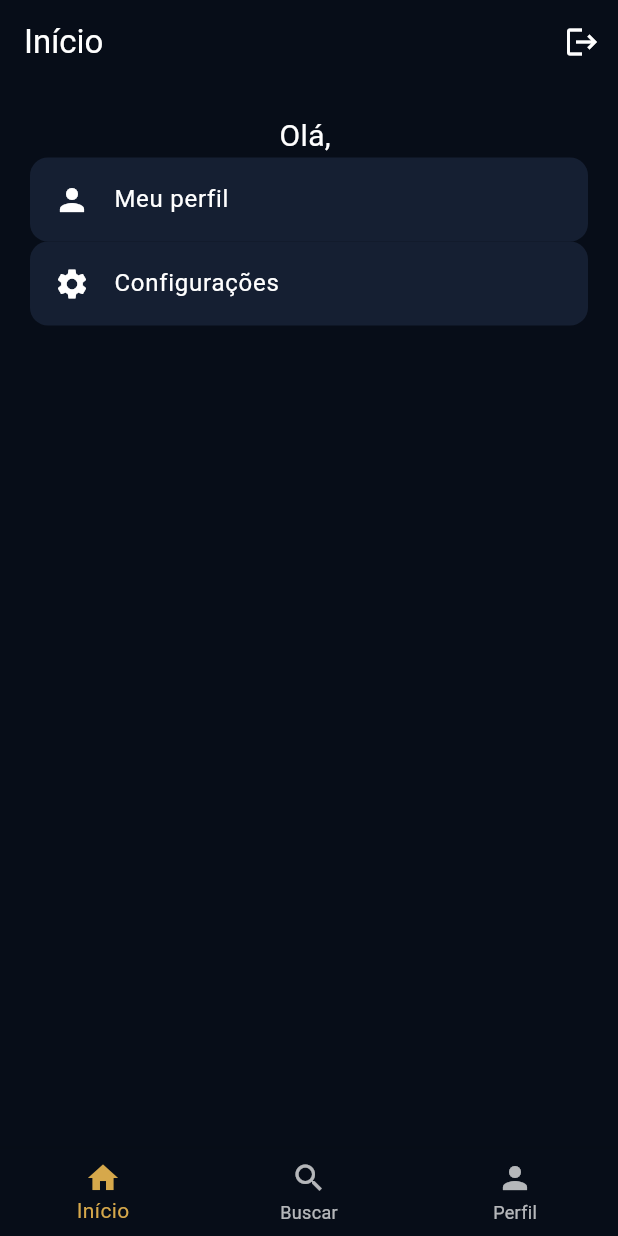
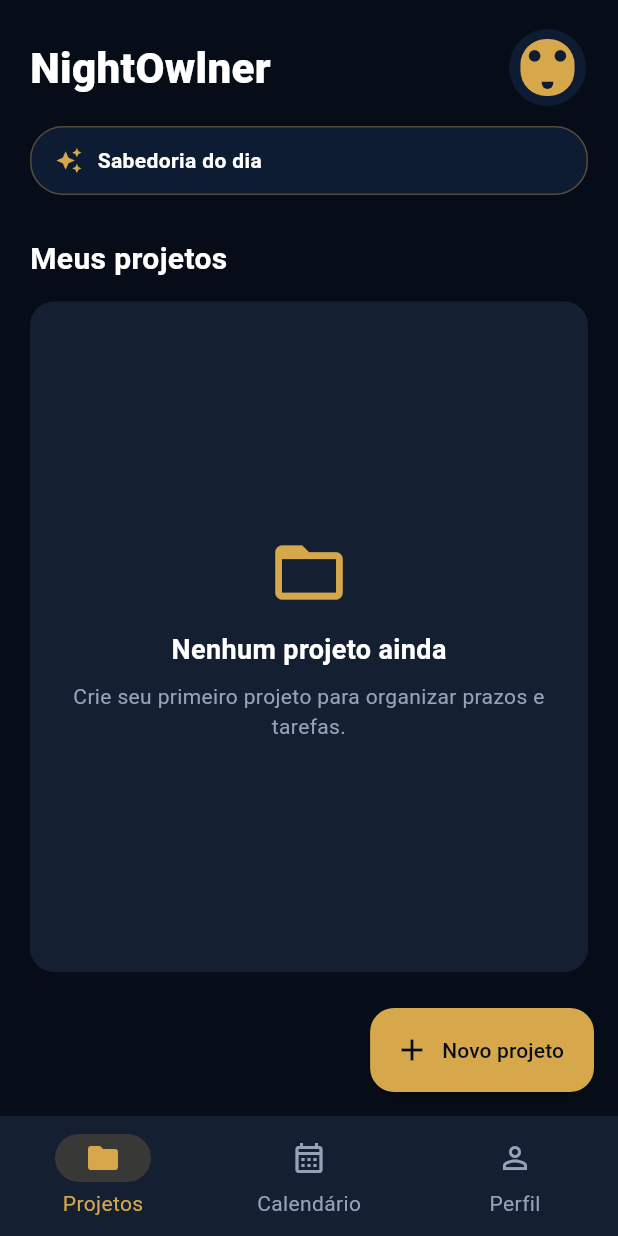
Before and after one commit to Giulia1955/Gerenciador_de_Projetos, a Flutter app: the screen it shows once a user with an empty profile is signed in, on a phone screen of 412 x 824 dp. Run offline on Flutter 3.47's test engine with Material 3 defaults, Android fonts, the phone set to English and light mode, and no system bars; our stand-ins replace firebase_auth, firebase_core, lottie; accounts and stored records are empty.

Commit message:
feat: add NightOwlner dashboard shell

```diff
--- a/lib/view/auth_page.dart
+++ b/lib/view/auth_page.dart
@@ -1,6 +1,6 @@
 import 'package:firebase_auth/firebase_auth.dart';
 import 'package:flutter/material.dart';
-import 'home_page.dart';
+import 'dashboard_shell.dart';
 import 'login_page.dart';
 
 class AuthPage extends StatelessWidget {
@@ -11,7 +11,7 @@ class AuthPage extends StatelessWidget {
       body: StreamBuilder<User?>(
         stream: FirebaseAuth.instance.authStateChanges(),
         builder: (context, snapshot) {
-          if (snapshot.hasData) return const HomePage();
+          if (snapshot.hasData) return const DashboardShell();
           return const LoginPage();
         },
       ),
--- /dev/null
+++ b/lib/view/dashboard_shell.dart
@@ -0,0 +1,52 @@
+import 'package:flutter/material.dart';
+
+import 'projects_page.dart';
+import 'calendar_page.dart';
+import 'profile_page.dart';
+
+class DashboardShell extends StatefulWidget {
+  const DashboardShell({super.key});
+
+  @override
+  State<DashboardShell> createState() => _DashboardShellState();
+}
+
+class _DashboardShellState extends State<DashboardShell> {
+  int _selectedIndex = 0;
+
+  static const _pages = <Widget>[
+    ProjectsPage(),
+    CalendarPage(),
+    ProfilePage(),
+  ];
+
+  @override
+  Widget build(BuildContext context) {
+    return Scaffold(
+      body: IndexedStack(index: _selectedIndex, children: _pages),
+      bottomNavigationBar: NavigationBar(
+        selectedIndex: _selectedIndex,
+        onDestinationSelected: (index) {
+          setState(() => _selectedIndex = index);
+        },
+        destinations: const [
+          NavigationDestination(
+            icon: Icon(Icons.folder_outlined),
+            selectedIcon: Icon(Icons.folder),
+            label: 'Projetos',
+          ),
+          NavigationDestination(
+            icon: Icon(Icons.calendar_month_outlined),
+            selectedIcon: Icon(Icons.calendar_month),
+            label: 'Calendário',
+          ),
+          NavigationDestination(
+            icon: Icon(Icons.person_outline),
+            selectedIcon: Icon(Icons.person),
+            label: 'Perfil',
+          ),
+        ],
+      ),
+    );
+  }
+}
--- a/lib/view/home_page.dart
+++ b/lib/view/home_page.dart
@@ -1,35 +1,12 @@
-import 'package:firebase_auth/firebase_auth.dart';
 import 'package:flutter/material.dart';
+
+import 'dashboard_shell.dart';
 
 class HomePage extends StatelessWidget {
   const HomePage({super.key});
+
   @override
   Widget build(BuildContext context) {
-    final user = FirebaseAuth.instance.currentUser!;
-    return Scaffold(
-      appBar: AppBar(title: const Text('Início'), actions: [
-        IconButton(
-            icon: const Icon(Icons.logout),
-            onPressed: () => FirebaseAuth.instance.signOut()),
-      ]),
-      body: Padding(
-          padding: const EdgeInsets.all(20),
-          child: Column(children: [
-            Text('Olá, ${user.email}', style: const TextStyle(fontSize: 20)),
-            Card(
-                child: ListTile(
-                    leading: const Icon(Icons.person),
-                    title: const Text('Meu perfil'))),
-            Card(
-                child: ListTile(
-                    leading: const Icon(Icons.settings),
-                    title: const Text('Configurações'))),
-          ])),
-      bottomNavigationBar: BottomNavigationBar(items: const [
-        BottomNavigationBarItem(icon: Icon(Icons.home), label: 'Início'),
-        BottomNavigationBarItem(icon: Icon(Icons.search), label: 'Buscar'),
-        BottomNavigationBarItem(icon: Icon(Icons.person), label: 'Perfil'),
-      ]),
-    );
+    return const DashboardShell();
   }
 }
--- /dev/null
+++ b/lib/view/projects_page.dart
@@ -0,0 +1,192 @@
+import 'package:flutter/material.dart';
+
+import '../theme/app_theme.dart';
+
+class ProjectsPage extends StatelessWidget {
+  const ProjectsPage({super.key});
+
+  @override
+  Widget build(BuildContext context) {
+    return Scaffold(
+      floatingActionButton: FloatingActionButton.extended(
+        onPressed: null,
+        icon: const Icon(Icons.add),
+        label: const Text('Novo projeto'),
+      ),
+      body: SafeArea(
+        child: CustomScrollView(
+          slivers: [
+            SliverPadding(
+              padding: const EdgeInsets.fromLTRB(20, 18, 20, 12),
+              sliver: SliverToBoxAdapter(
+                child: Row(
+                  children: [
+                    const Expanded(
+                      child: Text(
+                        'NightOwlner',
+                        style: TextStyle(
+                          fontSize: 28,
+                          fontWeight: FontWeight.w800,
+                        ),
+                      ),
+                    ),
+                    const _AnimatedOwl(),
+                  ],
+                ),
+              ),
+            ),
+            SliverPadding(
+              padding: const EdgeInsets.symmetric(horizontal: 20),
+              sliver: SliverToBoxAdapter(
+                child: Container(
+                  padding: const EdgeInsets.symmetric(horizontal: 16, vertical: 12),
+                  decoration: BoxDecoration(
+                    color: AppTheme.deepBlue,
+                    borderRadius: BorderRadius.circular(22),
+                    border: Border.all(
+                      color: AppTheme.accent.withValues(alpha: 0.35),
+                    ),
+                  ),
+                  child: const Row(
+                    children: [
+                      Icon(Icons.auto_awesome, color: AppTheme.accent, size: 18),
+                      SizedBox(width: 10),
+                      Expanded(
+                        child: Text(
+                          'Sabedoria do dia',
+                          style: TextStyle(fontWeight: FontWeight.w600),
+                        ),
+                      ),
+                    ],
+                  ),
+                ),
+              ),
+            ),
+            SliverFillRemaining(
+              hasScrollBody: false,
+              child: Padding(
+                padding: const EdgeInsets.fromLTRB(20, 28, 20, 96),
+                child: Column(
+                  crossAxisAlignment: CrossAxisAlignment.stretch,
+                  children: [
+                    const Text(
+                      'Meus projetos',
+                      style: TextStyle(fontSize: 20, fontWeight: FontWeight.w700),
+                    ),
+                    const SizedBox(height: 14),
+                    Expanded(
+                      child: Container(
+                        decoration: BoxDecoration(
+                          color: AppTheme.card,
+                          borderRadius: BorderRadius.circular(16),
+                        ),
+                        child: const Center(
+                          child: Padding(
+                            padding: EdgeInsets.all(24),
+                            child: Column(
+                              mainAxisSize: MainAxisSize.min,
+                              children: [
+                                Icon(Icons.folder_open_outlined,
+                                    size: 54, color: AppTheme.accent),
+                                SizedBox(height: 12),
+                                Text(
+                                  'Nenhum projeto ainda',
+                                  style: TextStyle(
+                                      fontSize: 18,
+                                      fontWeight: FontWeight.w700),
+                                ),
+                                SizedBox(height: 8),
+                                Text(
+                                  'Crie seu primeiro projeto para organizar prazos e tarefas.',
+                                  textAlign: TextAlign.center,
+                                  style: TextStyle(color: Color(0xFF94A3B8)),
+                                ),
+                              ],
+                            ),
+                          ),
+                        ),
+                      ),
+                    ),
+                  ],
+                ),
+              ),
+            ),
+          ],
+        ),
+      ),
+    );
+  }
+}
+
+class _AnimatedOwl extends StatefulWidget {
+  const _AnimatedOwl();
+
+  @override
+  State<_AnimatedOwl> createState() => _AnimatedOwlState();
+}
+
+class _AnimatedOwlState extends State<_AnimatedOwl>
+    with SingleTickerProviderStateMixin {
+  late final AnimationController _controller;
+
+  @override
+  void initState() {
+    super.initState();
+    _controller = AnimationController(
+      vsync: this,
+      duration: const Duration(milliseconds: 900),
+    )..repeat(reverse: true);
+  }
+
+  @override
+  void dispose() {
+    _controller.dispose();
+    super.dispose();
+  }
+
+  @override
+  Widget build(BuildContext context) {
+    return ScaleTransition(
+      scale: Tween<double>(begin: 0.94, end: 1.04).animate(
+        CurvedAnimation(parent: _controller, curve: Curves.easeInOut),
+      ),
+      child: Container(
+        width: 54,
+        height: 54,
+        decoration: const BoxDecoration(
+          color: AppTheme.deepBlue,
+          shape: BoxShape.circle,
+        ),
+        child: Stack(
+          alignment: Alignment.center,
+          children: [
+            Container(
+              width: 38,
+              height: 40,
+              decoration: BoxDecoration(
+                color: AppTheme.accent,
+                borderRadius: BorderRadius.circular(18),
+              ),
+            ),
+            const Positioned(top: 14, child: Row(children: [
+              Icon(Icons.circle, size: 10, color: AppTheme.deepBlue),
+              SizedBox(width: 8),
+              Icon(Icons.circle, size: 10, color: AppTheme.deepBlue),
+            ])),
+            Positioned(
+              bottom: 12,
+              child: Container(
+                width: 8,
+                height: 5,
+                decoration: const BoxDecoration(
+                  color: AppTheme.deepBlue,
+                  borderRadius: BorderRadius.vertical(bottom: Radius.circular(8)),
+                ),
+              ),
+            ),
+          ],
+        ),
+      ),
+    );
+  }
+}
```
Also changed, not shown: lib/view/calendar_page.dart (added, +45 -0 lines), lib/view/profile_page.dart (added, +73 -0 lines), 2 other files.
